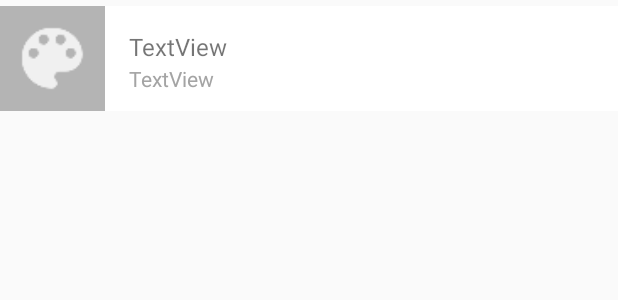
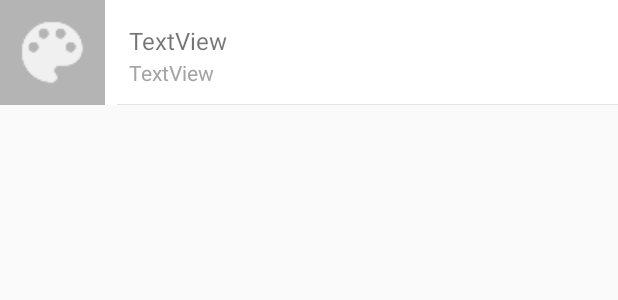
Before and after one commit to abdularis/App-Tu.u, an Android app: the layout item_category.xml on its own in the app's theme, with its tools: preview values and no code run, on a phone screen of 412 x 824 dp. Shown: the top 300 px of the screen. Run offline under Robolectric (Android 15) with nearby library versions, the phone set to English and light mode, and no system bars.

Commit message:
remove margin in item layout

```diff
--- a/app/src/main/res/layout/item_category.xml
+++ b/app/src/main/res/layout/item_category.xml
@@ -5,9 +5,7 @@
     xmlns:tools="http://schemas.android.com/tools"
     android:layout_width="match_parent"
     android:layout_height="70dp"
-    android:background="@drawable/bg_item_basic"
-    android:layout_marginTop="4dp"
-    android:layout_marginBottom="4dp">
+    android:background="@drawable/bg_item_basic">
 
     <ImageView
         android:id="@+id/imageView"
@@ -47,4 +45,13 @@
         app:layout_constraintEnd_toEndOf="@+id/textCategory"
         app:layout_constraintStart_toStartOf="@+id/textCategory"
         app:layout_constraintTop_toBottomOf="@+id/textCategory"/>
+
+    <View
+        android:layout_width="0dp"
+        android:layout_height="1px"
+        android:layout_marginLeft="8dp"
+        android:layout_marginStart="8dp"
+        android:background="#e4e4e4"
+        app:layout_constraintBottom_toBottomOf="parent"
+        app:layout_constraintStart_toEndOf="@+id/imageView"/>
 </android.support.constraint.ConstraintLayout>
--- a/app/src/main/res/layout/item_header.xml
+++ b/app/src/main/res/layout/item_header.xml
@@ -4,7 +4,6 @@
     xmlns:app="http://schemas.android.com/apk/res-auto"
     android:layout_width="match_parent"
     android:layout_height="wrap_content"
-    android:layout_marginBottom="8dp"
     android:layout_marginTop="8dp"
     android:background="@color/headerBackground">
 
```
Also changed, not shown: app/src/main/res/layout/item_video.xml (+7 -3 lines).
